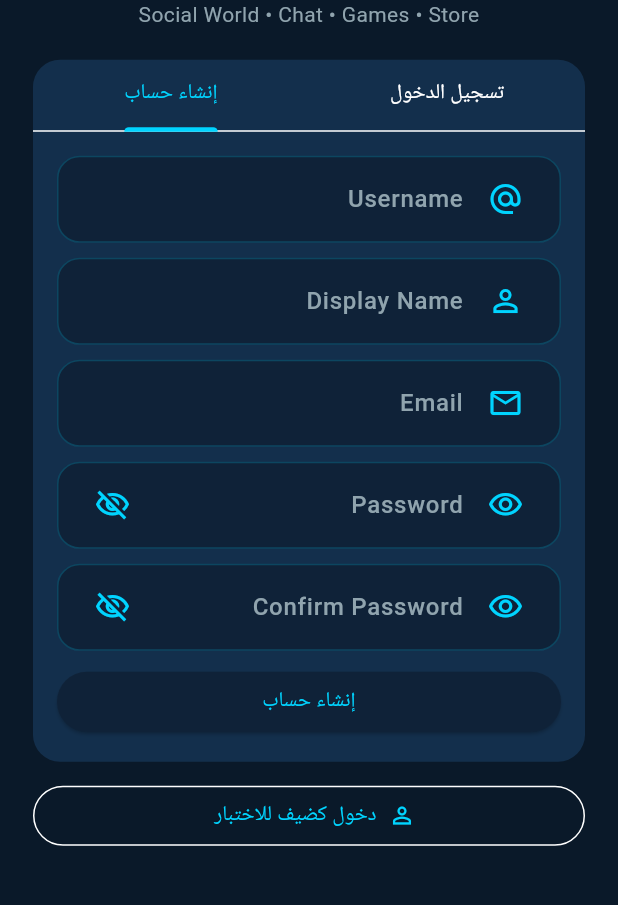
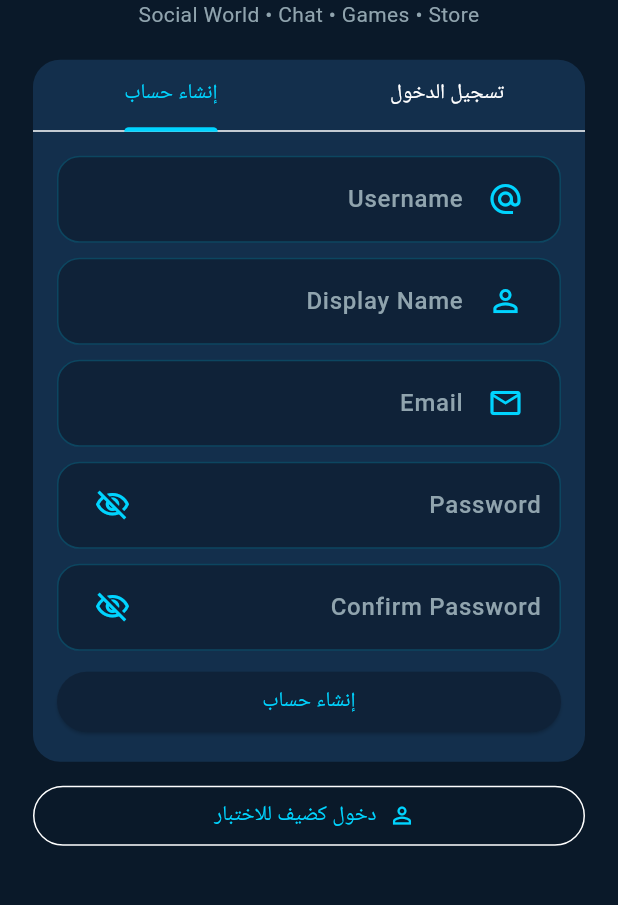
Before and after one commit to meslammo/NEXO-prototype-, a Flutter app: the screen it shows after launch, tab 2 chosen, on a phone screen of 412 x 824 dp, the part 289-1194 px from its top. Run offline on Flutter 3.47's test engine with Material 3 defaults, Android fonts, the phone set to English and light mode, and no system bars; our stand-ins replace flutter_secure_storage, flutter_svg, in_app_purchase, shared_preferences; missing offline and left inert: chess_on_dart, flutter_webrtc; accounts and stored records are empty; network calls fail.

Commit message:
NEXO CHANGE 33 — use eye-only password toggle

```diff
--- a/lib/screens/login_screen.dart
+++ b/lib/screens/login_screen.dart
@@ -22,7 +22,7 @@ class _LoginScreenState extends State<LoginScreen> with SingleTickerProviderStat
   Future<void> registerNow() async{if(user.text.trim().length<3||email.text.trim().isEmpty){msg('راجع بيانات الحساب');return;}if(regPass.text.length<8||regPass.text!=confirm.text){msg('كلمة السر لازم تكون 8 أحرف ومتطابقة');return;}try{await context.read<AuthService>().register(username:user.text,email:email.text,displayName:name.text,password:regPass.text);}catch(e){msg(e.toString());}}
   Future<void> guestNow() async{try{await context.read<AuthService>().guest();}catch(e){msg(e.toString());}}
   InputDecoration dec(String h,IconData i)=>InputDecoration(hintText:h,hintStyle:const TextStyle(color:NexoColors.textSecondary),prefixIcon:Icon(i,color:NexoColors.primary),filled:true,fillColor:NexoColors.card,border:OutlineInputBorder(borderRadius:BorderRadius.all(Radius.circular(15)),borderSide:BorderSide.none));
-  Widget f(TextEditingController c,String h,IconData i,{bool obscure=false,bool visible=false,VoidCallback? onToggle,TextInputType? type})=>Container(
+  Widget f(TextEditingController c,String h,IconData? i,{bool obscure=false,bool visible=false,VoidCallback? onToggle,TextInputType? type})=>Container(
     margin:const EdgeInsets.only(bottom:10),
     padding:const EdgeInsets.symmetric(horizontal:12,vertical:2),
     decoration:BoxDecoration(
@@ -38,7 +38,7 @@ class _LoginScreenState extends State<LoginScreen> with SingleTickerProviderStat
       decoration:InputDecoration(
         hintText:h,
         hintStyle:const TextStyle(color:NexoColors.textSecondary,fontWeight:FontWeight.w500),
-        prefixIcon:Icon(i,color:NexoColors.primary),
+        prefixIcon:i==null ? null : Icon(i,color:NexoColors.primary),
         suffixIcon: obscure ? IconButton(
           tooltip: visible ? 'إخفاء كلمة السر' : 'إظهار كلمة السر',
           onPressed:onToggle,
@@ -83,7 +83,7 @@ class _LoginScreenState extends State<LoginScreen> with SingleTickerProviderStat
                                 child: Column(
                                   children: [
                                     f(id, 'Username أو Email', Icons.person_outline),
-                                    f(pass, 'Password', Icons.visibility_outlined, obscure: true, visible: showPass, onToggle:()=>setState(()=>showPass=!showPass)),
+                                    f(pass, 'Password', null, obscure: true, visible: showPass, onToggle:()=>setState(()=>showPass=!showPass)),
                                     SizedBox(
                                       width: double.infinity,
                                       child: ElevatedButton(onPressed: busy ? null : loginNow, child: Text(busy ? 'جارٍ الدخول...' : 'تسجيل الدخول')),
@@ -99,8 +99,8 @@ class _LoginScreenState extends State<LoginScreen> with SingleTickerProviderStat
                                   f(user, 'Username', Icons.alternate_email),
                                   f(name, 'Display Name', Icons.person_outline),
                                   f(email, 'Email', Icons.email_outlined, type: TextInputType.emailAddress),
-                                  f(regPass, 'Password', Icons.visibility_outlined, obscure: true, visible: showRegPass, onToggle:()=>setState(()=>showRegPass=!showRegPass)),
-                                  f(confirm, 'Confirm Password', Icons.visibility_outlined, obscure: true, visible: showConfirm, onToggle:()=>setState(()=>showConfirm=!showConfirm)),
+                                  f(regPass, 'Password', null, obscure: true, visible: showRegPass, onToggle:()=>setState(()=>showRegPass=!showRegPass)),
+                                  f(confirm, 'Confirm Password', null, obscure: true, visible: showConfirm, onToggle:()=>setState(()=>showConfirm=!showConfirm)),
                                   SizedBox(
                                     width: double.infinity,
                                     child: ElevatedButton(onPressed: busy ? null : registerNow, child: Text(busy ? 'جارٍ الإنشاء...' : 'إنشاء حساب')),
```
